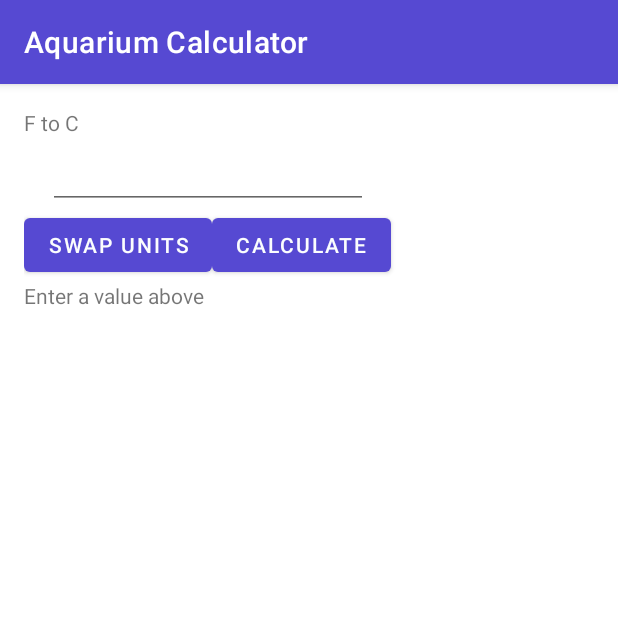
After one commit to connorlof/aquarium_calculator, an Android app: the UnitConverterFragment screen opened through its navigation route, on a phone screen of 412 x 824 dp, the top half of it. The commit adds this screen. Run offline under Robolectric (Android 15) with nearby library versions, the phone set to English and light mode, and no system bars; our stand-ins replace Dagger/Hilt's generated code.

Commit message:
Add converter fragment

```diff
--- a/app/src/main/java/com/loftydev/aquariumcalculator/EquipmentFragment.kt
+++ b/app/src/main/java/com/loftydev/aquariumcalculator/EquipmentFragment.kt
@@ -21,15 +21,13 @@ class EquipmentFragment : Fragment() {
         inflater: LayoutInflater, container: ViewGroup?,
         savedInstanceState: Bundle?
     ): View {
-
         _binding = FragmentEquipmentBinding.inflate(inflater, container, false)
         return binding.root
     }
 
     override fun onViewCreated(view: View, savedInstanceState: Bundle?) {
         super.onViewCreated(view, savedInstanceState)
-
-        viewModel = (activity as MenuActivity).viewModel
+        viewModel = (activity as MenuActivity).equipmentViewModel
         viewFiltersList()
     }
 
--- a/app/src/main/java/com/loftydev/aquariumcalculator/MenuActivity.kt
+++ b/app/src/main/java/com/loftydev/aquariumcalculator/MenuActivity.kt
@@ -6,6 +6,8 @@ import androidx.lifecycle.ViewModelProvider
 import com.loftydev.aquariumcalculator.databinding.ActivityMenuBinding
 import com.loftydev.aquariumcalculator.presentation.viewmodel.EquipmentViewModel
 import com.loftydev.aquariumcalculator.presentation.viewmodel.EquipmentViewModelFactory
+import com.loftydev.aquariumcalculator.presentation.viewmodel.UnitConverterViewModel
+import com.loftydev.aquariumcalculator.presentation.viewmodel.UnitConverterViewModelFactory
 import dagger.hilt.android.AndroidEntryPoint
 import javax.inject.Inject
 
@@ -13,8 +15,12 @@ import javax.inject.Inject
 class MenuActivity : AppCompatActivity() {
 
     @Inject
-    lateinit var factory: EquipmentViewModelFactory
-    lateinit var viewModel: EquipmentViewModel
+    lateinit var unitConverterFactory: UnitConverterViewModelFactory
+    lateinit var unitConverterViewModel: UnitConverterViewModel
+
+    @Inject
+    lateinit var equipmentFactory: EquipmentViewModelFactory
+    lateinit var equipmentViewModel: EquipmentViewModel
 
     private lateinit var binding: ActivityMenuBinding
 
@@ -23,6 +29,7 @@ class MenuActivity : AppCompatActivity() {
         binding = ActivityMenuBinding.inflate(layoutInflater)
         setContentView(binding.root)
 
-        viewModel = ViewModelProvider(this, factory)[EquipmentViewModel::class.java]
+        equipmentViewModel = ViewModelProvider(this, equipmentFactory)[EquipmentViewModel::class.java]
+        unitConverterViewModel = ViewModelProvider(this, unitConverterFactory)[UnitConverterViewModel::class.java]
     }
 }
--- a/app/src/main/java/com/loftydev/aquariumcalculator/MenuFragment.kt
+++ b/app/src/main/java/com/loftydev/aquariumcalculator/MenuFragment.kt
@@ -21,11 +21,14 @@ class MenuFragment : Fragment() {
         _binding = FragmentMenuBinding.inflate(inflater, container, false)
 
         binding.filterEquipButton.setOnClickListener {
-            findNavController().navigate(R.id.action_FirstFragment_to_SecondFragment)
+            findNavController().navigate(R.id.action_MenuFragment_to_EquipmentFragment)
+        }
+
+        binding.tempConvButton.setOnClickListener {
+            findNavController().navigate(R.id.action_MenuFragment_to_unitConverterFragment)
         }
 
         return binding.root
-
     }
 
     override fun onDestroyView() {
--- /dev/null
+++ b/app/src/main/java/com/loftydev/aquariumcalculator/UnitConverterFragment.kt
@@ -0,0 +1,58 @@
+package com.loftydev.aquariumcalculator
+
+import android.os.Bundle
+import androidx.fragment.app.Fragment
+import android.view.LayoutInflater
+import android.view.View
+import android.view.ViewGroup
+import com.loftydev.aquariumcalculator.databinding.FragmentUnitConverterBinding
+import com.loftydev.aquariumcalculator.domain.usecase.ConversionType
+import com.loftydev.aquariumcalculator.presentation.viewmodel.UnitConverterViewModel
+
+class UnitConverterFragment : Fragment() {
+
+    lateinit var viewModel: UnitConverterViewModel
+    private var _binding: FragmentUnitConverterBinding? = null
+
+    private val binding get() = _binding!!
+
+    override fun onCreateView(
+        inflater: LayoutInflater, container: ViewGroup?,
+        savedInstanceState: Bundle?
+    ): View {
+        super.onCreate(savedInstanceState)
+        _binding = FragmentUnitConverterBinding.inflate(inflater, container, false)
+        return binding.root
+    }
+
+    override fun onViewCreated(view: View, savedInstanceState: Bundle?) {
+        super.onViewCreated(view, savedInstanceState)
+        viewModel = (activity as MenuActivity).unitConverterViewModel
+        setListeners()
+
+        viewModel.output.observe(viewLifecycleOwner) { output ->
+            binding.tvConvertOutput.text = output.toString()
+        }
+
+        viewModel.conversionType.observe(viewLifecycleOwner) { type ->
+            binding.tvConvertHeader.text = type.header
+        }
+    }
+
+    private fun setListeners() {
+        binding.btnConvertCalculate.setOnClickListener { convert() }
+        binding.btnConvertSwap.setOnClickListener {
+            viewModel.swapUnits()
+        }
+    }
+
+    private fun convert() {
+        // TODO: Handle invalid input
+        val input = binding.etConvertInput.text.toString().toDouble()
+        // TODO: Handle unit type dynamically
+        val conversionType = ConversionType.FAHRENHEIT_TO_CELSIUS
+
+        viewModel.convert(input, conversionType)
+    }
+
+}
--- a/app/src/main/java/com/loftydev/aquariumcalculator/domain/usecase/GetConversionUseCase.kt
+++ b/app/src/main/java/com/loftydev/aquariumcalculator/domain/usecase/GetConversionUseCase.kt
@@ -1,11 +1,7 @@
 package com.loftydev.aquariumcalculator.domain.usecase
 
-import com.loftydev.aquariumcalculator.data.util.Resource
-
 class GetConversionUseCase {
-
     fun execute(initialValue: Double, conversionType: ConversionType): Double {
-        return conversionType.calculateConversion(initialValue)
+        return conversionType.calculate(initialValue)
     }
-
 }
--- a/app/src/main/java/com/loftydev/aquariumcalculator/presentation/viewmodel/EquipmentViewModel.kt
+++ b/app/src/main/java/com/loftydev/aquariumcalculator/presentation/viewmodel/EquipmentViewModel.kt
@@ -11,7 +11,7 @@ import kotlinx.coroutines.Dispatchers
 import kotlinx.coroutines.launch
 
 class EquipmentViewModel(
-    private val app: Application,
+    app: Application,
     private val getFiltersUseCase: GetFiltersUseCase,
 ) : AndroidViewModel(app) {
 
--- /dev/null
+++ b/app/src/main/java/com/loftydev/aquariumcalculator/presentation/viewmodel/UnitConverterViewModel.kt
@@ -0,0 +1,36 @@
+package com.loftydev.aquariumcalculator.presentation.viewmodel
+
+import android.app.Application
+import androidx.lifecycle.AndroidViewModel
+import androidx.lifecycle.MutableLiveData
+import androidx.lifecycle.viewModelScope
+import com.loftydev.aquariumcalculator.domain.usecase.ConversionType
+import com.loftydev.aquariumcalculator.domain.usecase.GetConversionUseCase
+import com.loftydev.aquariumcalculator.domain.usecase.SwapConversionUseCase
+import kotlinx.coroutines.Dispatchers
+import kotlinx.coroutines.launch
+
+class UnitConverterViewModel(
+    app: Application,
+    private val getConversionUseCase: GetConversionUseCase,
+    private val swapConversionUseCase: SwapConversionUseCase,
+) : AndroidViewModel(app) {
+
+    val output: MutableLiveData<Double> = MutableLiveData()
+    val conversionType: MutableLiveData<ConversionType> = MutableLiveData()
+
+    fun convert(
+        input: Double,
+        type: ConversionType
+    ) = viewModelScope.launch(Dispatchers.IO) {
+        output.postValue(getConversionUseCase.execute(input, type))
+        conversionType.postValue(type)
+    }
+
+    fun swapUnits() = viewModelScope.launch(Dispatchers.IO) {
+        conversionType.value?.let {
+            conversionType.postValue(swapConversionUseCase.execute(it))
+        }
+    }
+
+}
--- /dev/null
+++ b/app/src/main/java/com/loftydev/aquariumcalculator/presentation/viewmodel/UnitConverterViewModelFactory.kt
@@ -0,0 +1,21 @@
+package com.loftydev.aquariumcalculator.presentation.viewmodel
+
+import android.app.Application
+import androidx.lifecycle.ViewModel
+import androidx.lifecycle.ViewModelProvider
+import com.loftydev.aquariumcalculator.domain.usecase.GetConversionUseCase
+import com.loftydev.aquariumcalculator.domain.usecase.SwapConversionUseCase
+
+class UnitConverterViewModelFactory(
+    private val app: Application,
+    private val getConversionUseCase: GetConversionUseCase,
+    private val swapConversionUseCase: SwapConversionUseCase,
+): ViewModelProvider.Factory {
+    override fun <T : ViewModel> create(modelClass: Class<T>): T {
+        return UnitConverterViewModel(
+            app,
+            getConversionUseCase,
+            swapConversionUseCase
+        ) as T
+    }
+}
--- /dev/null
+++ b/app/src/main/res/layout/fragment_unit_converter.xml
@@ -0,0 +1,56 @@
+<?xml version="1.0" encoding="utf-8"?>
+<androidx.core.widget.NestedScrollView xmlns:android="http://schemas.android.com/apk/res/android"
+    xmlns:app="http://schemas.android.com/apk/res-auto"
+    xmlns:tools="http://schemas.android.com/tools"
+    android:layout_width="match_parent"
+    android:layout_height="match_parent"
+    tools:context=".EquipmentFragment">
+
+    <androidx.constraintlayout.widget.ConstraintLayout
+        android:layout_width="match_parent"
+        android:layout_height="match_parent"
+        android:padding="16dp">
+
+        <TextView
+            android:id="@+id/tv_convert_header"
+            android:layout_width="wrap_content"
+            android:layout_height="wrap_content"
+            android:text="F to C"
+            app:layout_constraintStart_toStartOf="parent"
+            app:layout_constraintTop_toTopOf="parent" />
+
+        <EditText
+            android:id="@+id/et_convert_input"
+            android:layout_width="wrap_content"
+            android:layout_height="48dp"
+            android:layout_marginStart="16dp"
+            android:ems="10"
+            android:inputType="number"
+            app:layout_constraintStart_toStartOf="parent"
+            app:layout_constraintTop_toBottomOf="@id/tv_convert_header" />
+
+        <Button
+            android:id="@+id/btn_convert_swap"
+            android:layout_width="wrap_content"
+            android:layout_height="wrap_content"
+            android:text="Swap Units"
+            app:layout_constraintStart_toStartOf="parent"
+            app:layout_constraintTop_toBottomOf="@id/et_convert_input"/>
+
+        <Button
+            android:id="@+id/btn_convert_calculate"
+            android:layout_width="wrap_content"
+            android:layout_height="wrap_content"
+            android:text="Calculate"
+            app:layout_constraintStart_toEndOf="@id/btn_convert_swap"
+            app:layout_constraintTop_toBottomOf="@id/et_convert_input"/>
+
+        <TextView
+            android:id="@+id/tv_convert_output"
+            android:layout_width="wrap_content"
+            android:layout_height="wrap_content"
+            android:text="Enter a value above"
+            app:layout_constraintTop_toBottomOf="@id/btn_convert_swap"
+            app:layout_constraintStart_toStartOf="parent" />
+    </androidx.constraintlayout.widget.ConstraintLayout>
+</androidx.core.widget.NestedScrollView>
--- a/app/src/main/res/navigation/nav_graph.xml
+++ b/app/src/main/res/navigation/nav_graph.xml
@@ -12,8 +12,11 @@
         tools:layout="@layout/fragment_menu">
 
         <action
-            android:id="@+id/action_FirstFragment_to_SecondFragment"
+            android:id="@+id/action_MenuFragment_to_EquipmentFragment"
             app:destination="@id/SecondFragment" />
+        <action
+            android:id="@+id/action_MenuFragment_to_unitConverterFragment"
+            app:destination="@id/unitConverterFragment" />
     </fragment>
     <fragment
         android:id="@+id/SecondFragment"
@@ -25,4 +28,8 @@
             android:id="@+id/action_SecondFragment_to_FirstFragment"
             app:destination="@id/FirstFragment" />
     </fragment>
+    <fragment
+        android:id="@+id/unitConverterFragment"
+        android:name="com.loftydev.aquariumcalculator.UnitConverterFragment"
+        android:label="UnitConverterFragment" />
 </navigation>
--- a/app/src/main/res/values/strings.xml
+++ b/app/src/main/res/values/strings.xml
@@ -47,4 +47,6 @@
         libero vel nunc consequat, quis tincidunt nisl eleifend. Cras bibendum enim a justo luctus
         vestibulum. Fusce dictum libero quis erat maximus, vitae volutpat diam dignissim.
     </string>
+    <!-- TODO: Remove or change this placeholder text -->
+    <string name="hello_blank_fragment">Hello blank fragment</string>
 </resources>
--- a/gradle.properties
+++ b/gradle.properties
@@ -21,3 +21,4 @@ kotlin.code.style=official
 # resources declared in the library itself and none from the library's dependencies,
 # thereby reducing the size of the R class for that library
 android.nonTransitiveRClass=true
+MY_URL="https://connorlof.github.io"
```
Also changed, not shown: app/build.gradle (+25 -9 lines), app/src/main/java/com/loftydev/aquariumcalculator/domain/usecase/ConversionType.kt (+35 -18 lines), app/src/main/java/com/loftydev/aquariumcalculator/domain/usecase/SwapConversionUseCase.kt (added, +7 -0 lines), app/src/main/java/com/loftydev/aquariumcalculator/presentation/di/FactoryModule.kt (+13 -0 lines), app/src/main/java/com/loftydev/aquariumcalculator/presentation/di/UseCaseModule.kt (+14 -0 lines), 1 other file.
